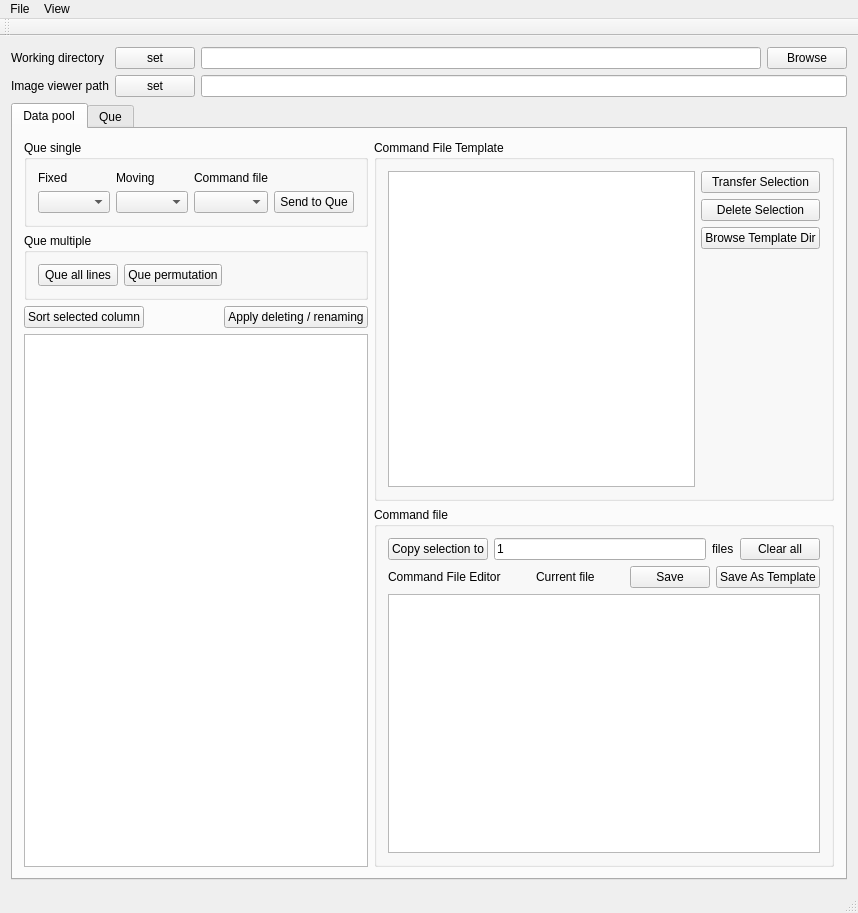
Qt form src/plastimatch/standalone/register_gui.ui (simonoxen/plastimatch) before a commit.
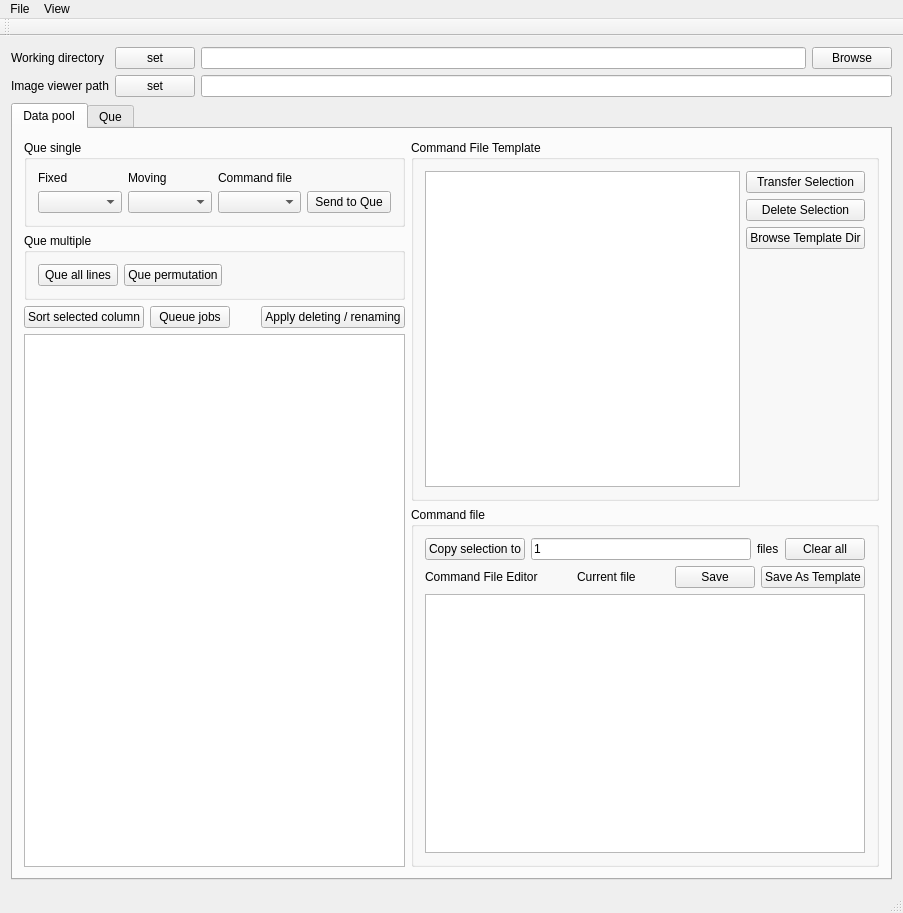
The same form after that commit.

What changed in the file:
```diff
--- a/src/plastimatch/standalone/register_gui.ui
+++ b/src/plastimatch/standalone/register_gui.ui
@@ -6,7 +6,7 @@
    <rect>
     <x>0</x>
     <y>0</y>
-    <width>858</width>
+    <width>903</width>
     <height>913</height>
    </rect>
   </property>
@@ -185,6 +185,13 @@
                 </property>
                </widget>
               </item>
+              <item>
+               <widget class="QPushButton" name="pushButton_QueueJobs">
+                <property name="text">
+                 <string>Queue jobs</string>
+                </property>
+               </widget>
+              </item>
               <item>
                <spacer name="horizontalSpacer_2">
                 <property name="orientation">
@@ -585,8 +592,8 @@
     <rect>
      <x>0</x>
      <y>0</y>
-     <width>858</width>
-     <height>19</height>
+     <width>903</width>
+     <height>22</height>
     </rect>
    </property>
    <widget class="QMenu" name="menuView">
```
Left out of the diff: 17 changed lines with no effect on the pictures.
